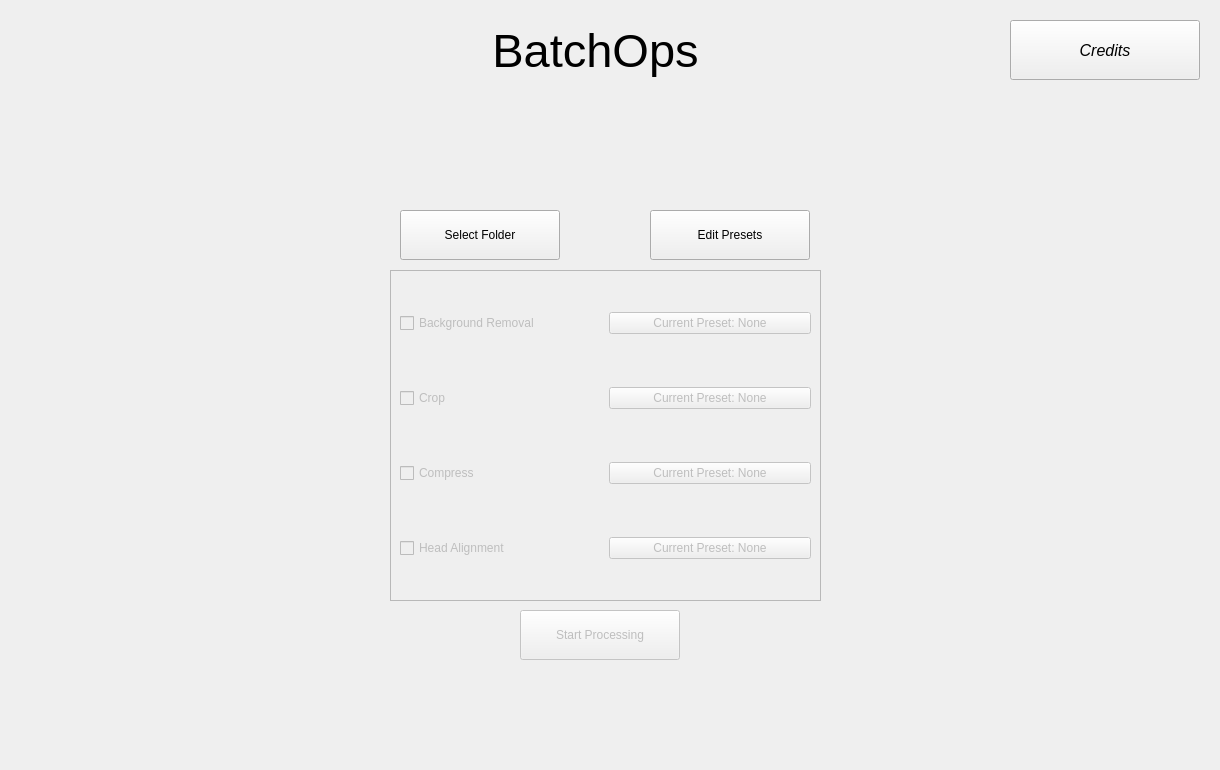
The window that form.ui (frogstarbop/BatchOps) describes before a commit, drawn with Qt 5.
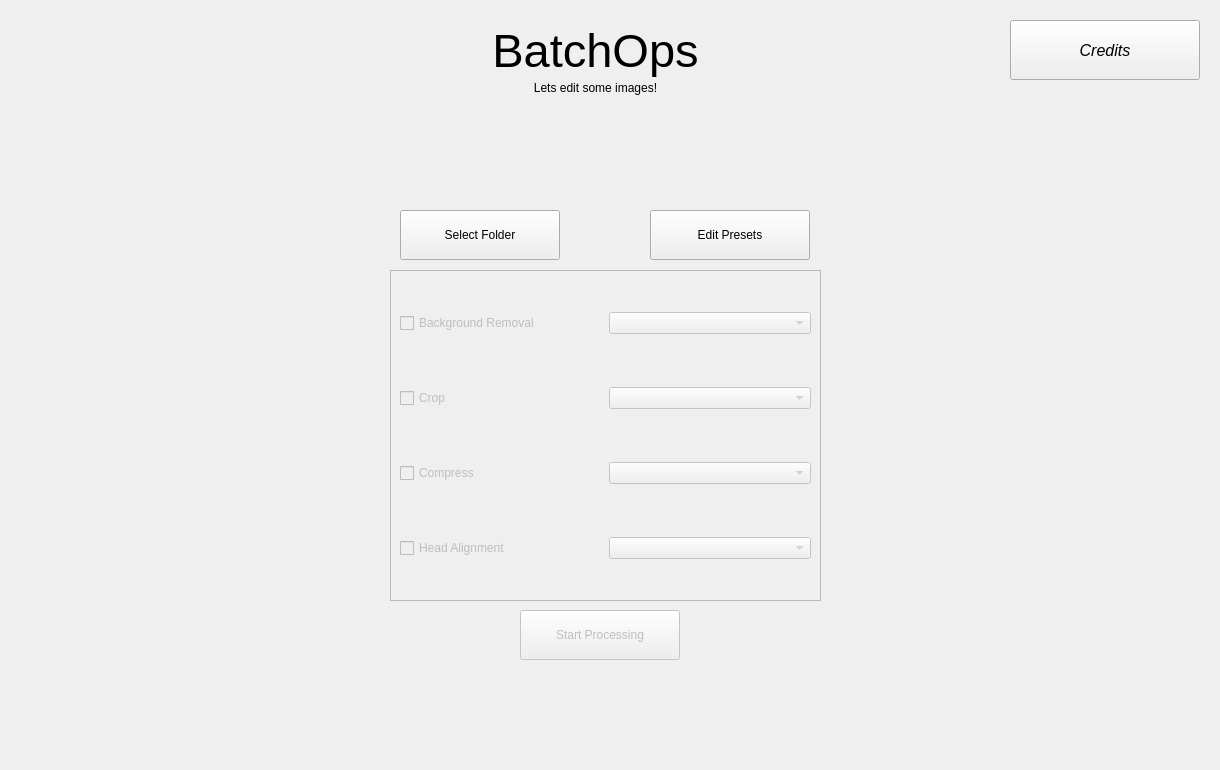
The same window after the commit. Icons and pictures are not drawn.

Commit message: #2 Further changes to home - Changed preset buttons to be dropdowns, removing the need for InputDialog - Added subtitle per suggestion

Patch:
```diff
--- a/form.ui
+++ b/form.ui
@@ -120,13 +120,10 @@
         </widget>
        </item>
        <item>
-        <widget class="QPushButton" name="presetsBackground">
+        <widget class="QComboBox" name="presetsBackground">
          <property name="enabled">
           <bool>false</bool>
          </property>
-         <property name="text">
-          <string>Current Preset: None</string>
-         </property>
         </widget>
        </item>
       </layout>
@@ -157,13 +154,10 @@
         </widget>
        </item>
        <item>
-        <widget class="QPushButton" name="presetsCrop">
+        <widget class="QComboBox" name="presetsCrop">
          <property name="enabled">
           <bool>false</bool>
          </property>
-         <property name="text">
-          <string>Current Preset: None</string>
-         </property>
         </widget>
        </item>
       </layout>
@@ -194,13 +188,10 @@
         </widget>
        </item>
        <item>
-        <widget class="QPushButton" name="presetsCompress">
+        <widget class="QComboBox" name="presetsCompress">
          <property name="enabled">
           <bool>false</bool>
          </property>
-         <property name="text">
-          <string>Current Preset: None</string>
-         </property>
         </widget>
        </item>
       </layout>
@@ -231,13 +222,10 @@
         </widget>
        </item>
        <item>
-        <widget class="QPushButton" name="presetsAlign">
+        <widget class="QComboBox" name="presetsAlign">
          <property name="enabled">
           <bool>false</bool>
          </property>
-         <property name="text">
-          <string>Current Preset: None</string>
-         </property>
         </widget>
        </item>
       </layout>
@@ -280,6 +268,22 @@
     <string>Credits</string>
    </property>
   </widget>
+  <widget class="QLabel" name="label">
+   <property name="geometry">
+    <rect>
+     <x>500</x>
+     <y>80</y>
+     <width>191</width>
+     <height>16</height>
+    </rect>
+   </property>
+   <property name="text">
+    <string>Lets edit some images!</string>
+   </property>
+   <property name="alignment">
+    <set>Qt::AlignmentFlag::AlignCenter</set>
+   </property>
+  </widget>
  </widget>
  <resources/>
  <connections/>
```
The commit also changes 1 other file.
